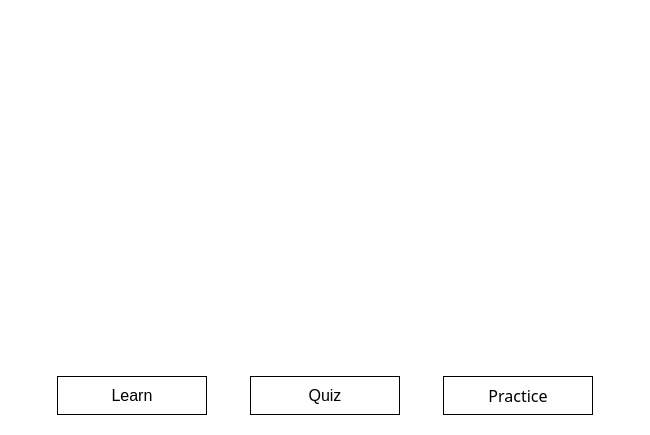
Above: screen/_ui/nav_screen.ui from pranav1416/elixir-math-quiz before the change. Below: the same form after it.
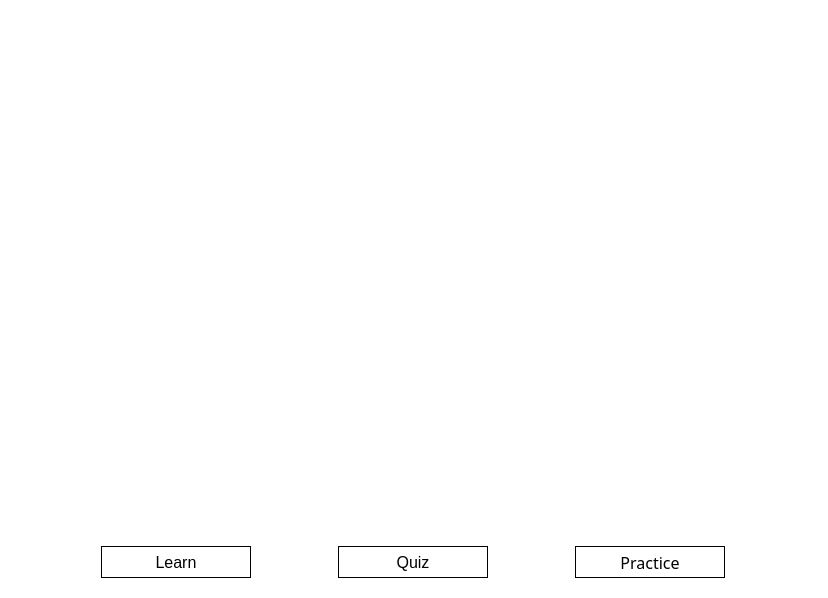
That is the form after the change. Icons and pictures are not drawn.

```diff
--- a/screen/_ui/nav_screen.ui
+++ b/screen/_ui/nav_screen.ui
@@ -6,23 +6,38 @@
    <rect>
     <x>0</x>
     <y>0</y>
-    <width>650</width>
-    <height>435</height>
+    <width>828</width>
+    <height>574</height>
    </rect>
   </property>
   <property name="windowTitle">
    <string>Form</string>
   </property>
+  <property name="autoFillBackground">
+   <bool>false</bool>
+  </property>
   <property name="styleSheet">
    <string notr="true">background-color: rgb(255, 255, 255);</string>
   </property>
   <layout class="QVBoxLayout" name="verticalLayout">
    <item alignment="Qt::AlignVCenter">
     <widget class="QFrame" name="frame">
+     <property name="sizePolicy">
+      <sizepolicy hsizetype="Expanding" vsizetype="Expanding">
+       <horstretch>0</horstretch>
+       <verstretch>0</verstretch>
+      </sizepolicy>
+     </property>
      <property name="minimumSize">
       <size>
-       <width>0</width>
-       <height>350</height>
+       <width>450</width>
+       <height>520</height>
+      </size>
+     </property>
+     <property name="maximumSize">
+      <size>
+       <width>16777215</width>
+       <height>150</height>
       </size>
      </property>
      <property name="styleSheet">
@@ -37,8 +52,8 @@
      <widget class="QLabel" name="label_2">
       <property name="geometry">
        <rect>
-        <x>150</x>
-        <y>110</y>
+        <x>170</x>
+        <y>150</y>
         <width>421</width>
         <height>61</height>
        </rect>
@@ -56,8 +71,8 @@
      <widget class="QLabel" name="label">
       <property name="geometry">
        <rect>
-        <x>180</x>
-        <y>170</y>
+        <x>230</x>
+        <y>220</y>
         <width>341</width>
         <height>51</height>
        </rect>
@@ -82,6 +97,18 @@
    </item>
    <item>
     <widget class="QFrame" name="frame_2">
+     <property name="minimumSize">
+      <size>
+       <width>0</width>
+       <height>50</height>
+      </size>
+     </property>
+     <property name="maximumSize">
+      <size>
+       <width>16777215</width>
+       <height>150</height>
+      </size>
+     </property>
      <property name="styleSheet">
       <string notr="true">background-color: rgb(255, 255, 255);</string>
      </property>
```
